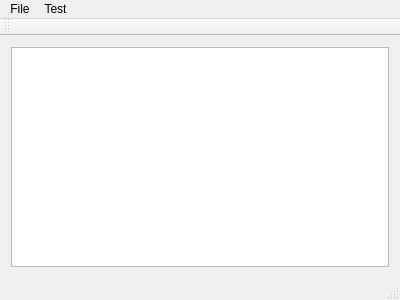
This is WTCLocalServer/wtcmainwindow.ui in fenixnix/Causation-Chain as Qt 5 draws it before an edit. The edited form follows.
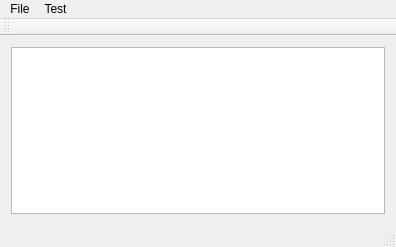
This is the edited form.

```diff
--- a/WTCLocalServer/wtcmainwindow.ui
+++ b/WTCLocalServer/wtcmainwindow.ui
@@ -6,8 +6,8 @@
    <rect>
     <x>0</x>
     <y>0</y>
-    <width>400</width>
-    <height>300</height>
+    <width>396</width>
+    <height>247</height>
    </rect>
   </property>
   <property name="windowTitle">
@@ -25,8 +25,8 @@
     <rect>
      <x>0</x>
      <y>0</y>
-     <width>400</width>
-     <height>28</height>
+     <width>396</width>
+     <height>25</height>
     </rect>
    </property>
    <widget class="QMenu" name="menuFile">
```
